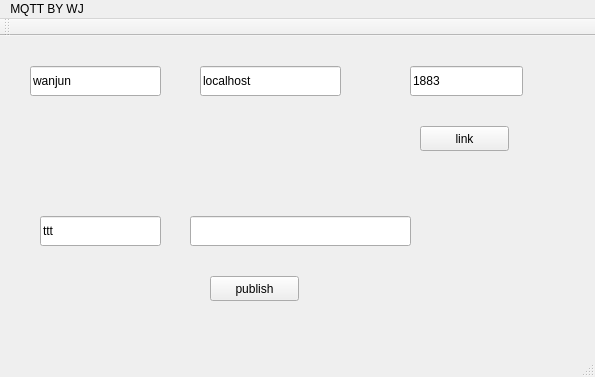
The window that mainwindow.ui (WanJunCode/MosiquittoClientQT) describes before a commit, drawn with Qt 5.
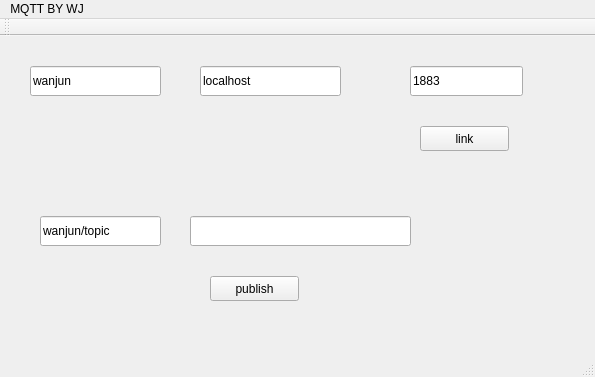
The same window after the commit.

What changed in the file:
```diff
--- a/mainwindow.ui
+++ b/mainwindow.ui
@@ -99,7 +99,7 @@
      </rect>
     </property>
     <property name="text">
-     <string>ttt</string>
+     <string>wanjun/topic</string>
     </property>
    </widget>
   </widget>
```
